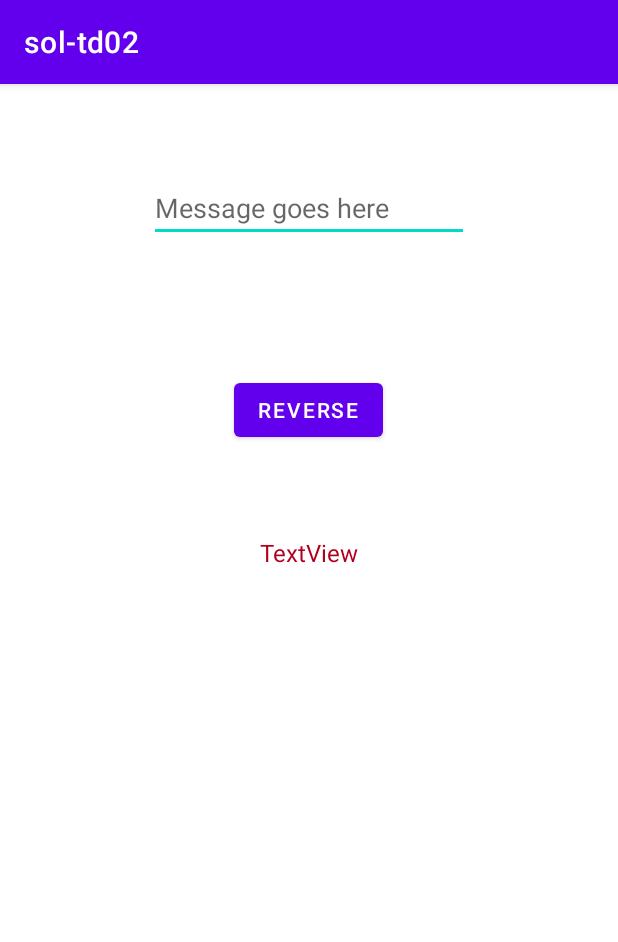
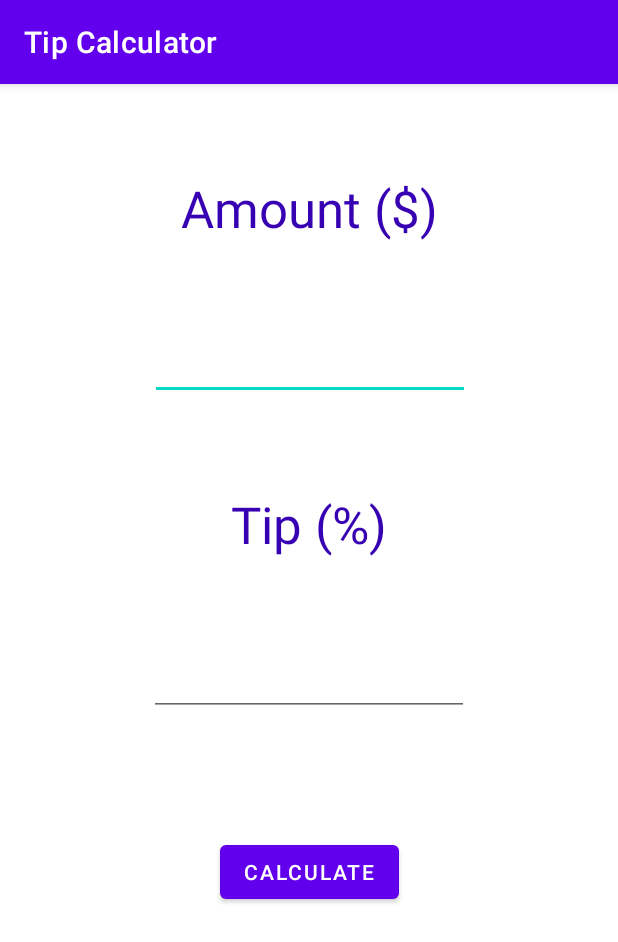
Before and after one commit to derbali-4m6/sol-td02, an Android app: the screen it shows after launch (Numero3Activity before the commit, Numero4Activity after it), on a phone screen of 412 x 824 dp. Shown: the top 942 px of the screen. Run offline under Robolectric (Android 15) with nearby library versions, the phone set to English and light mode, and no system bars.

Commit message:
last commit

```diff
--- a/app/src/main/AndroidManifest.xml
+++ b/app/src/main/AndroidManifest.xml
@@ -12,23 +12,25 @@
         android:theme="@style/Theme.Soltd02"
         tools:targetApi="31">
         <activity
-            android:name=".Numero3Activity"
+            android:name=".Numero4Activity"
             android:exported="true">
             <intent-filter>
                 <action android:name="android.intent.action.MAIN" />
 
                 <category android:name="android.intent.category.LAUNCHER" />
             </intent-filter>
+        </activity>
+        <activity
+            android:name=".Numero3Activity"
+            android:exported="true">
 
         </activity>
         <activity
             android:name=".Numero2Activity"
-            android:exported="true">
-
-        </activity>
+            android:exported="true"></activity>
         <activity
             android:name=".Numero1Activity"
-            android:exported="false"></activity>
+            android:exported="false" />
     </application>
 
 </manifest>
--- a/app/src/main/java/ca/qc/colval/Numero3Activity.java
+++ b/app/src/main/java/ca/qc/colval/Numero3Activity.java
@@ -9,7 +9,6 @@ import android.widget.EditText;
 import android.widget.TextView;
 
 public class Numero3Activity extends AppCompatActivity {
-
     EditText txt_message;
     Button btn_reverse;
     TextView tv_result;
--- /dev/null
+++ b/app/src/main/java/ca/qc/colval/Numero4Activity.java
@@ -0,0 +1,40 @@
+package ca.qc.colval;
+
+import androidx.appcompat.app.AppCompatActivity;
+
+import android.os.Bundle;
+import android.view.View;
+import android.widget.Button;
+import android.widget.EditText;
+import android.widget.Toast;
+
+public class Numero4Activity extends AppCompatActivity {
+
+    EditText txt_amount, txt_tip;
+    @Override
+    protected void onCreate(Bundle savedInstanceState) {
+        super.onCreate(savedInstanceState);
+        setContentView(R.layout.activity_numero4);
+        setTitle("Tip Calculator");
+
+        //init
+        txt_amount = findViewById(R.id.numero4_txt_amount);
+        txt_tip = findViewById(R.id.numero4_txt_tip);
+    }
+
+    private void showMessage(String message) {
+        Toast toast;
+        toast = new Toast(this);
+        toast.setDuration(Toast.LENGTH_LONG);
+        toast.setText(message);
+        toast.show();
+    }
+
+    public void clickCalculate(View view) {
+        float amount = Float.parseFloat(txt_amount.getText().toString());
+        float tipPercent = Float.parseFloat(txt_tip.getText().toString());
+
+        float result = amount * tipPercent / 100;
+        showMessage("Your tip is " + result + " $");
+    }
+}
--- /dev/null
+++ b/app/src/main/res/layout/activity_numero4.xml
@@ -0,0 +1,66 @@
+<?xml version="1.0" encoding="utf-8"?>
+<androidx.constraintlayout.widget.ConstraintLayout xmlns:android="http://schemas.android.com/apk/res/android"
+    xmlns:app="http://schemas.android.com/apk/res-auto"
+    xmlns:tools="http://schemas.android.com/tools"
+    android:layout_width="match_parent"
+    android:layout_height="match_parent"
+    tools:context=".Numero4Activity">
+
+    <TextView
+        android:id="@+id/numero4_tv_titre1"
+        android:layout_width="wrap_content"
+        android:layout_height="wrap_content"
+        android:layout_marginTop="60dp"
+        android:text="Amount ($)"
+        android:textColor="@color/purple_700"
+        android:textSize="34sp"
+        app:layout_constraintEnd_toEndOf="parent"
+        app:layout_constraintStart_toStartOf="parent"
+        app:layout_constraintTop_toTopOf="parent" />
+
+    <EditText
+        android:id="@+id/numero4_txt_amount"
+        android:layout_width="wrap_content"
+        android:layout_height="wrap_content"
+        android:layout_marginTop="60dp"
+        android:ems="10"
+        android:inputType="numberDecimal"
+        app:layout_constraintEnd_toEndOf="@+id/numero4_tv_titre1"
+        app:layout_constraintStart_toStartOf="@+id/numero4_tv_titre1"
+        app:layout_constraintTop_toBottomOf="@+id/numero4_tv_titre1" />
+
+    <TextView
+        android:id="@+id/numero4_tv_titre2"
+        android:layout_width="wrap_content"
+        android:layout_height="wrap_content"
+        android:layout_marginTop="60dp"
+        android:text="Tip (%)"
+        android:textColor="@color/purple_700"
+        android:textSize="34sp"
+        app:layout_constraintEnd_toEndOf="parent"
+        app:layout_constraintStart_toStartOf="parent"
+        app:layout_constraintTop_toBottomOf="@+id/numero4_txt_amount" />
+
+    <EditText
+        android:id="@+id/numero4_txt_tip"
+        android:layout_width="wrap_content"
+        android:layout_height="wrap_content"
+        android:layout_marginTop="60dp"
+        android:ems="10"
+        android:inputType="numberDecimal"
+        app:layout_constraintEnd_toEndOf="@+id/numero4_tv_titre2"
+        app:layout_constraintStart_toStartOf="@+id/numero4_tv_titre2"
+        app:layout_constraintTop_toBottomOf="@+id/numero4_tv_titre2" />
+
+    <Button
+        android:id="@+id/numero4_btn_calculate"
+        android:layout_width="wrap_content"
+        android:layout_height="wrap_content"
+        android:layout_marginTop="80dp"
+        android:onClick="clickCalculate"
+        android:text="Calculate"
+        app:layout_constraintEnd_toEndOf="@+id/numero4_txt_tip"
+        app:layout_constraintStart_toStartOf="@+id/numero4_txt_tip"
+        app:layout_constraintTop_toBottomOf="@+id/numero4_txt_tip" />
+
+</androidx.constraintlayout.widget.ConstraintLayout>
```
Also changed, not shown: 1 other file.
